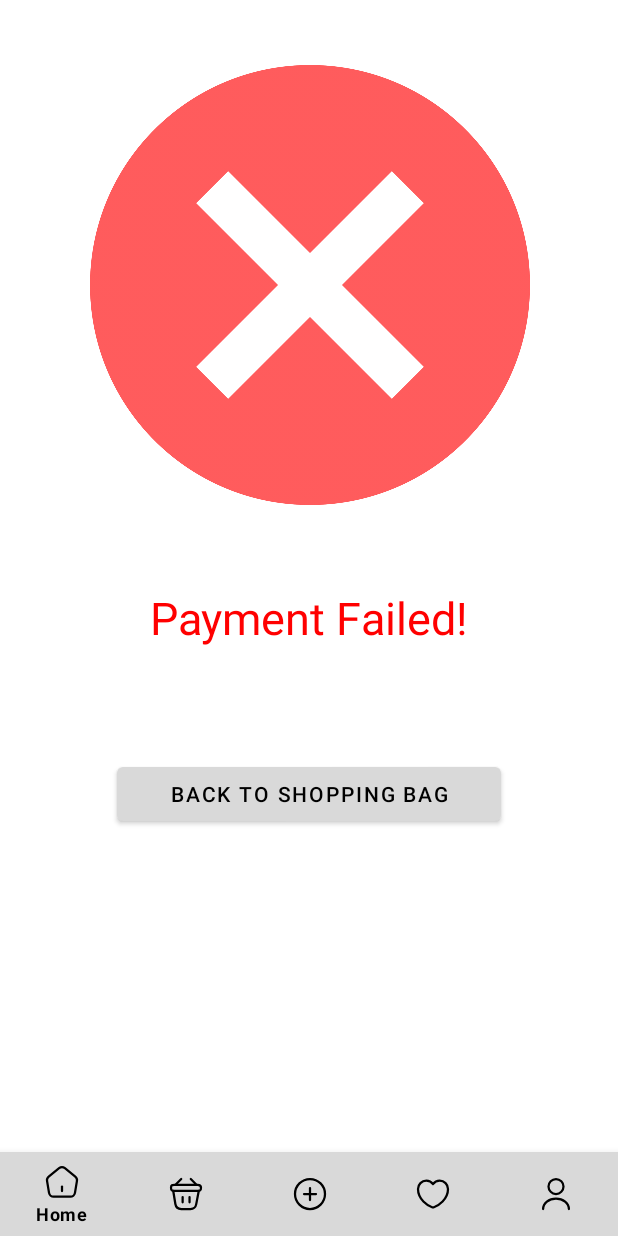
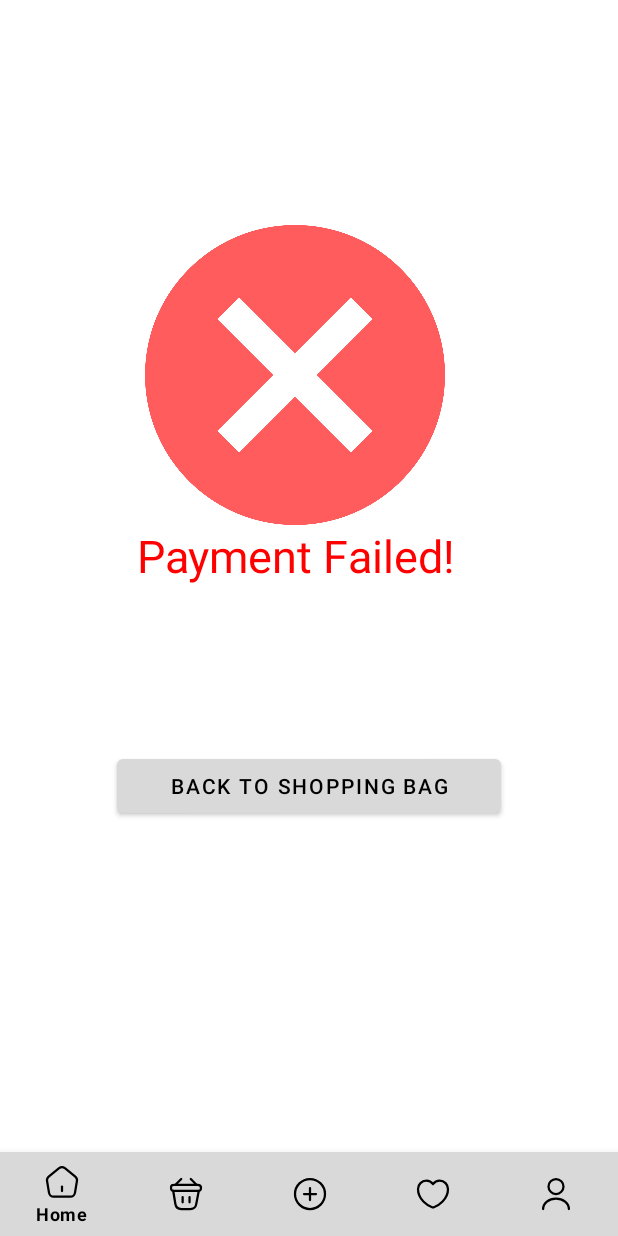
Before and after one commit to SM-PROJECT-23/All_In_One_SM, an Android app built with Jetpack Compose: the layout failpayment.xml on its own in the app's theme, with its tools: preview values and no code run, on a phone screen of 412 x 824 dp. Run offline under Robolectric (Android 15) with nearby library versions, the phone set to English and light mode, and no system bars; network calls fail.

Commit message:
final updates

```diff
--- a/app/src/main/AndroidManifest.xml
+++ b/app/src/main/AndroidManifest.xml
@@ -43,6 +43,9 @@
             android:exported="true"/>
         <activity
             android:name=".SuccessfullPayment"
+            android:exported="true"/>
+        <activity
+            android:name=".FailPayment"
             android:exported="true"/>
 
         <activity
--- a/app/src/main/java/com/example/all_in_one_sm/FailPayment.kt
+++ b/app/src/main/java/com/example/all_in_one_sm/FailPayment.kt
@@ -6,9 +6,11 @@ import android.os.Bundle
 import android.text.Html
 import android.view.MenuItem
 import android.widget.Button
+import android.widget.TextView
 import com.google.android.material.bottomnavigation.BottomNavigationView
 
 class FailPayment : AppCompatActivity(), BottomNavigationView.OnNavigationItemSelectedListener  {
+    private lateinit var text1: TextView
     override fun onCreate(savedInstanceState: Bundle?) {
         super.onCreate(savedInstanceState)
         getSupportActionBar()?.setTitle(Html.fromHtml("<font color=\"black\">" + getString(R.string.app_name) + "</font>"))
@@ -17,6 +19,7 @@ class FailPayment : AppCompatActivity(), BottomNavigationView.OnNavigationItemSe
         val bottomNavigationView: BottomNavigationView = findViewById(R.id.bottomNavigation)
         bottomNavigationView.setOnNavigationItemSelectedListener(this)
 
+        text1 = findViewById(R.id.fail_text)
         val returnButton: Button = findViewById(R.id.return_button)
         returnButton.setOnClickListener {
             // Navigate to the ShoppingBag activity
--- a/app/src/main/res/layout/bagitem.xml
+++ b/app/src/main/res/layout/bagitem.xml
@@ -85,7 +85,7 @@
                 android:layout_marginLeft="320dp"
                 android:text="X"
                 android:textColor="@color/separator_color"
-                android:textSize="14sp"
+                android:textSize="18sp"
                 android:textStyle="bold" />
 
         </androidx.cardview.widget.CardView>
--- a/app/src/main/res/layout/failpayment.xml
+++ b/app/src/main/res/layout/failpayment.xml
@@ -9,35 +9,30 @@
     android:background="@android:color/white">
 
     <ImageView
-        android:layout_width="390dp"
-        android:layout_height="293dp"
-        android:layout_alignParentStart="true"
-        android:layout_alignParentEnd="true"
-        android:layout_marginStart="11dp"
-        android:layout_marginEnd="10dp"
-        android:layout_marginTop="43dp"
+        android:layout_width="393dp"
+        android:layout_height="200dp"
+        android:layout_marginTop="150dp"
         android:src="@drawable/rejected" />
 
     <TextView
-        android:id="@+id/successful_text"
-        android:layout_width="wrap_content"
-        android:layout_height="wrap_content"
-        android:layout_centerInParent="true"
+        android:id="@+id/fail_text"
+        android:layout_width="393dp"
+        android:layout_height="50dp"
+        android:layout_marginTop="350dp"
         android:text="Payment Failed!"
+        android:textAlignment="center"
         android:textColor="#FF0000"
-        android:layout_marginTop="73dp"
         android:textSize="30sp" />
 
     <Button
         android:id="@+id/return_button"
         android:layout_width="265dp"
         android:layout_height="wrap_content"
-        android:layout_below="@+id/successful_text"
         android:layout_alignParentStart="true"
         android:layout_alignParentEnd="true"
         android:layout_gravity="center_horizontal"
         android:layout_marginStart="78dp"
-        android:layout_marginTop="73dp"
+        android:layout_marginTop="500dp"
         android:layout_marginEnd="78dp"
         android:text="Back to Shopping Bag" />
 
--- a/app/src/main/res/layout/successfulpayment.xml
+++ b/app/src/main/res/layout/successfulpayment.xml
@@ -12,7 +12,7 @@
         android:layout_marginTop="150dp"
         android:layout_height="296dp"
         android:layout_above="@id/successful_text"
-        android:src="@drawable/sucesso" />
+        android:src="@drawable/success" />
 
     <TextView
         android:id="@+id/successful_text"
```
Also changed, not shown: app/src/main/java/com/example/all_in_one_sm/ShoppingBag.kt (+20 -1 lines), app/src/main/res/layout/shoppingbag.xml (+10 -1 lines), app/src/main/res/drawable/success.png.
